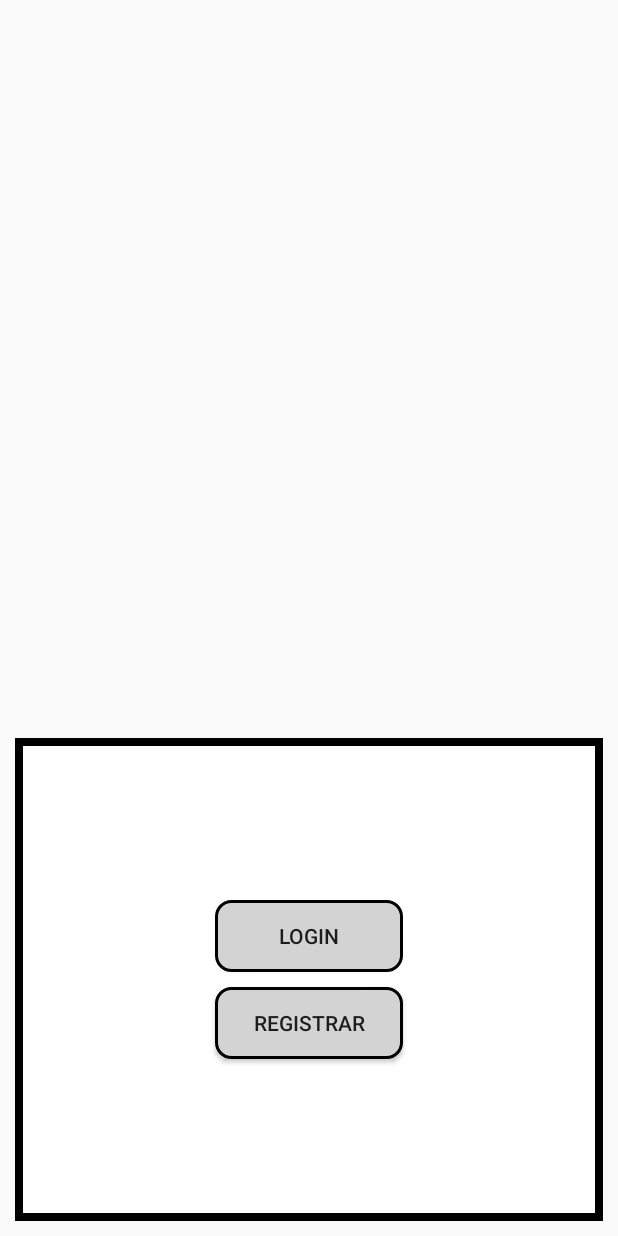
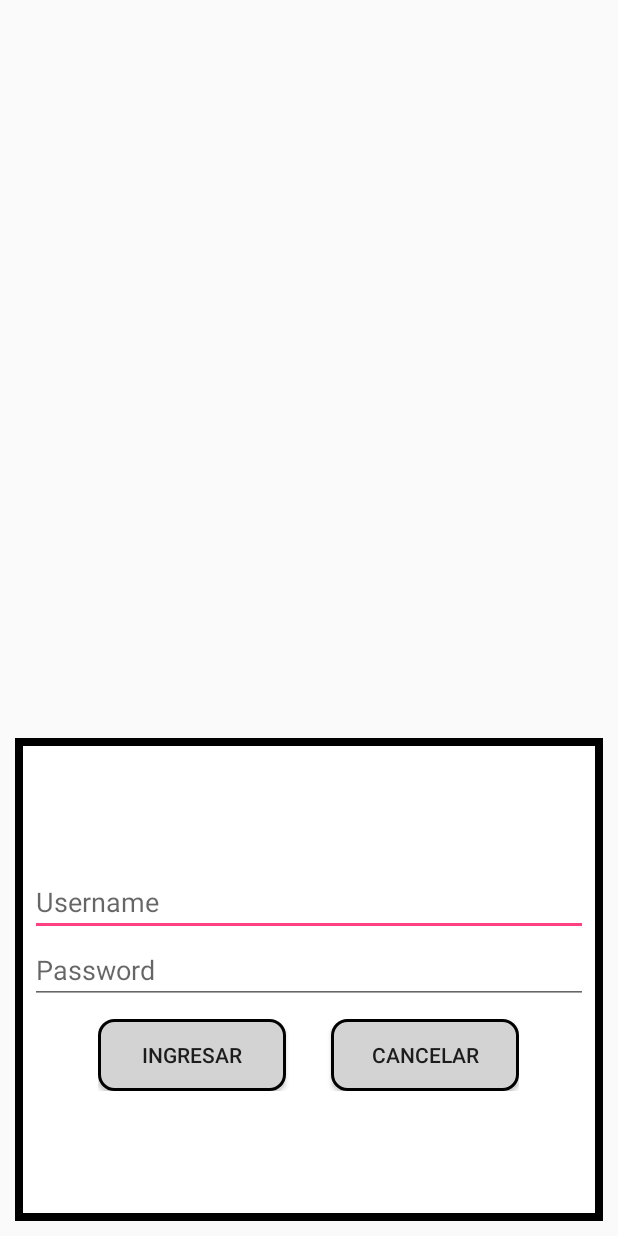
Before and after one commit to isil-pe/AM1-20162-Proyecto-AdopcionDePerros-, an Android app: the layout activity_login.xml on its own in the app's theme, with its tools: preview values and no code run, on a phone screen of 412 x 824 dp. Run offline under Robolectric (Android 15) with nearby library versions, the phone set to English and light mode, and no system bars.

```diff
--- a/AdopcionDePerros/app/src/main/res/layout/activity_login.xml
+++ b/AdopcionDePerros/app/src/main/res/layout/activity_login.xml
@@ -17,19 +17,42 @@
         android:layout_weight=".4"
         android:background="@drawable/white_border_rec"
         android:gravity="center"
-        android:orientation="vertical">
+        android:orientation="vertical"
+        android:padding="10dp">
+        <EditText
+            android:layout_width="match_parent"
+            android:layout_height="wrap_content"
+            android:hint="Username"
+            android:ems="10"
+            android:inputType="text"
+            android:imeOptions="actionNext"
+            android:id="@+id/etxuser"/>
+        <EditText
+            android:layout_width="match_parent"
+            android:layout_height="wrap_content"
+            android:hint="Password"
+            android:ems="10"
+            android:imeOptions="actionDone"
+            android:inputType="textPassword"
+            android:id="@+id/etxpass"/>
+        <LinearLayout
+            android:layout_width="wrap_content"
+            android:layout_height="wrap_content"
+            android:orientation="horizontal"
+            android:layout_marginTop="10dp">
             <Button
                 android:layout_width="125dp"
                 android:layout_height="wrap_content"
-            android:text="Login"
-            android:layout_marginBottom="10dp"
                 android:background="@drawable/button_shape"
-            android:id="@+id/btnlogin"/>
+                android:text="Ingresar"
+                android:id="@+id/btningresar"
+                android:layout_marginRight="30dp"/>
             <Button
                 android:layout_width="125dp"
                 android:layout_height="wrap_content"
-            android:text="Registrar"
                 android:background="@drawable/button_shape"
-            android:id="@+id/btnregistrar"/>
+                android:text="Cancelar"
+                android:id="@+id/btncancelar"/>
         </LinearLayout>
     </LinearLayout>
+</LinearLayout>
--- a/AdopcionDePerros/app/src/main/res/layout/activity_principal.xml
+++ b/AdopcionDePerros/app/src/main/res/layout/activity_principal.xml
@@ -4,7 +4,7 @@
     android:layout_width="match_parent"
     android:layout_height="match_parent"
     android:padding="16dp"
-    tools:context="com.example.dvasq.adopciondeperros.Principal"
+    tools:context=".PrincipalActivity"
     android:gravity="center"
     android:background="@color/grassgreen">
 
--- a/AdopcionDePerros/app/src/main/res/layout/activity_registrar.xml
+++ b/AdopcionDePerros/app/src/main/res/layout/activity_registrar.xml
@@ -5,7 +5,7 @@
     android:layout_height="match_parent"
     android:padding="16dp"
     android:background="@color/grassgreen"
-    tools:context="com.example.dvasq.adopciondeperros.Registrar"
+    tools:context=".RegistrarActivity"
     android:gravity="center">
     <ScrollView
         android:layout_width="match_parent"
--- a/AdopcionDePerros/build.gradle
+++ b/AdopcionDePerros/build.gradle
@@ -5,7 +5,7 @@ buildscript {
         jcenter()
     }
     dependencies {
-        classpath 'com.android.tools.build:gradle:2.1.3'
+        classpath 'com.android.tools.build:gradle:2.1.0'
 
         // NOTE: Do not place your application dependencies here; they belong
         // in the individual module build.gradle files
```
Also changed, not shown: AdopcionDePerros/app/src/main/AndroidManifest.xml (+5 -5 lines), AdopcionDePerros/app/src/main/java/com/example/dvasq/adopciondeperros/InicioActivity.java (added, +46 -0 lines), AdopcionDePerros/app/src/main/java/com/example/dvasq/adopciondeperros/LoginActivity.java (added, +35 -0 lines), AdopcionDePerros/app/src/main/java/com/example/dvasq/adopciondeperros/PrincipalActivity.java (added, +13 -0 lines), AdopcionDePerros/app/src/main/java/com/example/dvasq/adopciondeperros/RegistrarActivity.java (added, +13 -0 lines), AdopcionDePerros/app/src/main/java/com/example/dvasq/adopciondeperros/SplashActivity.java (added, +30 -0 lines), AdopcionDePerros/app/src/main/res/layout/activity_inicio.xml (added, +35 -0 lines), AdopcionDePerros/app/src/main/res/layout/activity_splash.xml (added, +18 -0 lines). Lines whose indentation alone changed are shown as unchanged.
